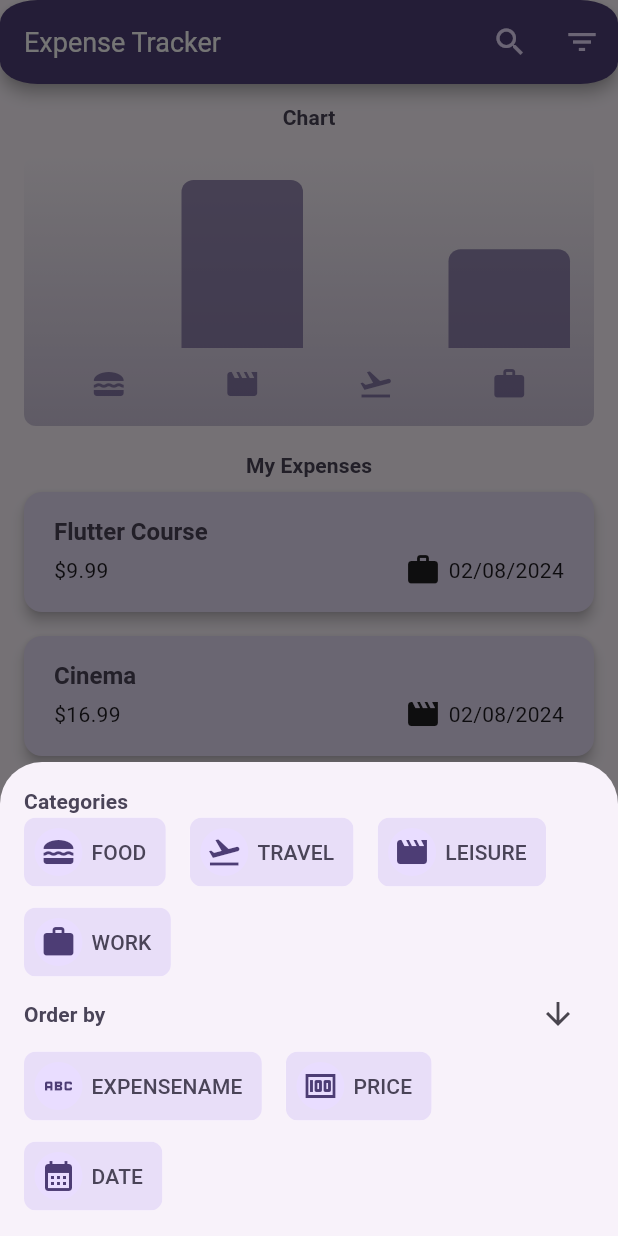
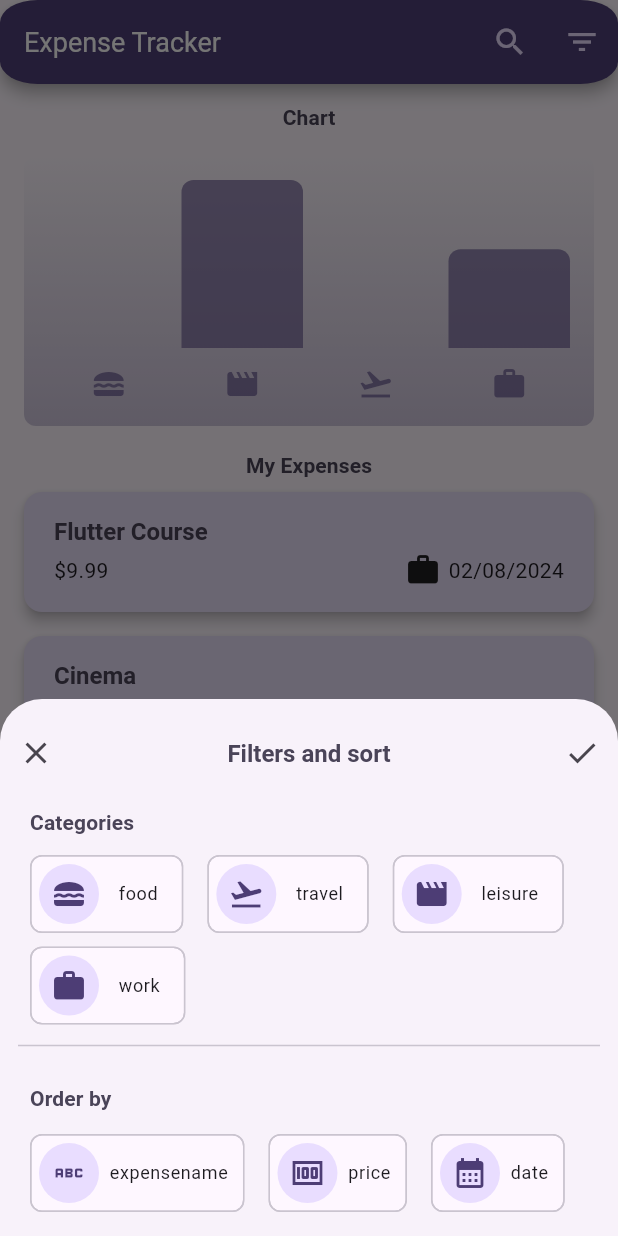
Before and after one commit to edoremo00/FlutterCourse, a Flutter app: the screen it shows after launch, after a tap on the "filter list" icon, on a phone screen of 412 x 824 dp. Run offline on Flutter 3.47's test engine with Material 3 defaults, Android fonts, the light colour scheme and no system bars; our stand-ins replace google_fonts; Roboto replaces fonts that are missing (Ubuntu).

Commit message:
- Widget per filtrare è stato mosso in un widget statful separato(filters) - piccoli aggiustamenti UI pagina filtri e pagina per aggiungere nuove spese

```diff
--- a/lib/expenses.dart
+++ b/lib/expenses.dart
@@ -2,6 +2,7 @@ import 'package:expensetracker/models/sorting.dart';
 import 'package:expensetracker/widgets/chart/chart.dart';
 import 'package:expensetracker/widgets/expenses-list/expenses_list.dart';
 import 'package:expensetracker/models/expense.dart';
+import 'package:expensetracker/widgets/filters.dart';
 import 'package:expensetracker/widgets/new_expense.dart';
 import 'package:expensetracker/widgets/global_snackbar.dart';
 import 'package:expensetracker/widgets/searchpage.dart';
@@ -155,87 +156,7 @@ class _ExpensesState extends State<Expenses> {
       isScrollControlled: true,
       isDismissible: true,
       context: context,
-      builder: (ctx) => Padding(
-        padding: const EdgeInsets.all(16.0),
-        child: Column(
-          mainAxisSize: MainAxisSize.min,
-          crossAxisAlignment: CrossAxisAlignment.stretch,
-          children: [
-            Text("Categories",style: Theme.of(context).textTheme.titleSmall),
-            SingleChildScrollView(
-              scrollDirection: Axis.vertical,
-              clipBehavior: Clip.hardEdge,
-              child: Wrap(
-                spacing: 16,
-                runSpacing: 12,
-                children: [
-                  ...categoryIcons.entries.map((entry) {
-                    return ChoiceChip(
-                      showCheckmark: false,
-                      selected: true, //_selectedCategory==entry.key,
-                      onSelected: (_) {
-                        // setState(() {
-                        //   _selectedCategory=entry.key;
-                        // });
-                      },
-                      padding: const EdgeInsets.all(6),
-                      labelPadding: const EdgeInsets.all(6),
-                      avatar: CircleAvatar(
-                        child: Icon(entry.value),
-                      ),
-                      label: Text(
-                        entry.key.name.toUpperCase(),
-                      ),
-                    );
-                  }),
-                ],
-              ),
-            ),
-            Row(
-              mainAxisAlignment: MainAxisAlignment.spaceBetween,
-              children: [
-                Text("Order by",style: Theme.of(context).textTheme.titleSmall),
-                IconButton(onPressed: (){
-                  //TODO FIX ICON SORTING THIS WILL BE FIXED ONCE I MOVE THIS CODE IN A SEPARATE STATEFUL WIDGET
-                  setState(() {
-                   defaultSortdir=defaultSortdir==SortDirection.up.name ? SortDirection.down.name : SortDirection.up.name;
-                  });
-                }, icon: defaultSortdir==SortDirection.up.name ? Icon(Icons.arrow_upward): Icon(Icons.arrow_downward),),
-              ],
-            ),
-             SingleChildScrollView(
-              scrollDirection: Axis.vertical,
-              clipBehavior: Clip.hardEdge,
-              child: Wrap(
-                spacing: 16,
-                runSpacing: 12,
-                children: [
-                  ...sortingIcons.entries.map((entry) {
-                    return ChoiceChip(
-                      showCheckmark: false,
-                      selected: true, //_selectedCategory==entry.key,
-                      onSelected: (_) {
-                        // setState(() {
-                        //   _selectedCategory=entry.key;
-                        // });
-                      },
-                      padding: const EdgeInsets.all(6),
-                      labelPadding: const EdgeInsets.all(6),
-                      avatar: CircleAvatar(
-                        child: Icon(entry.value),
-                      ),
-                      label: Text(
-                        entry.key.name.toUpperCase(),
-                      ),
-                    );
-                  }),
-                ],
-              ),
-            ),
-
-          ],
-        ),
-      ),
+      builder: (ctx) => FiltersWidget()
     );
   }
 
--- a/lib/models/category.dart
+++ b/lib/models/category.dart
@@ -7,5 +7,5 @@ const categoryIcons={
   Category.food:Icons.lunch_dining,
   Category.travel:Icons.flight_takeoff,
   Category.leisure:Icons.movie,
-  Category.work:Icons.work
+  Category.work:Icons.work,
 };
--- /dev/null
+++ b/lib/models/filter.dart
@@ -0,0 +1,11 @@
+import 'package:expensetracker/expenses.dart';
+import 'package:expensetracker/models/category.dart';
+import 'package:expensetracker/models/sorting.dart';
+
+class Filter{
+   Category? category;
+   Sorting? sorting;
+   SortDirection? sortDirection;
+
+   Filter({this.category,this.sorting,this.sortDirection});
+}
--- /dev/null
+++ b/lib/widgets/filters.dart
@@ -0,0 +1,151 @@
+import 'package:expensetracker/expenses.dart';
+import 'package:expensetracker/models/category.dart';
+import 'package:expensetracker/models/sorting.dart';
+import 'package:flutter/material.dart';
+
+class FiltersWidget extends StatefulWidget {
+  const FiltersWidget({super.key});
+
+  @override
+  State<StatefulWidget> createState() {
+    return FiltersWidgetstate();
+  }
+}
+
+class FiltersWidgetstate extends State<FiltersWidget> {
+  String defaultSortdir = SortDirection.up.name;
+  Category? _selectedCategory;
+  Sorting? _selectedSorting;
+  @override
+  Widget build(BuildContext context) {
+    return Column(
+      mainAxisSize: MainAxisSize.min,
+      crossAxisAlignment: CrossAxisAlignment.stretch,
+      children: [
+        Container(
+          padding: const EdgeInsets.symmetric(vertical: 12),
+          child: Row(
+            children: [
+              IconButton(
+                onPressed: () {},
+                icon: const Icon(Icons.close),
+              ),
+              const Spacer(),
+              Text("Filters and sort",
+                  style: Theme.of(context).textTheme.titleLarge),
+              const Spacer(),
+              IconButton(
+                onPressed: () {},
+                icon: const Icon(Icons.check),
+              ),
+            ],
+          ),
+        ),
+        Container(
+          margin: const EdgeInsets.only(bottom: 6, left: 20),
+          child:
+              Text("Categories", style: Theme.of(context).textTheme.titleSmall),
+        ),
+        Container(
+          padding: const EdgeInsets.symmetric(vertical: 6, horizontal: 20),
+          //nel caso in cui io abbia più categorie limita altezza bottomsheet e metti scroll
+          constraints: const BoxConstraints(maxHeight: 250),
+          child: SingleChildScrollView(
+            scrollDirection: Axis.vertical,
+            child: Wrap(
+              spacing: 16,
+              runSpacing: 9,
+              children: [
+                ...categoryIcons.entries.map((entry) {
+                  return ChoiceChip(
+                    showCheckmark: false,
+                    selected: _selectedCategory == entry.key,
+                    onSelected: (_) {
+                      setState(() {
+                        _selectedCategory = entry.key;
+                      });
+                    },
+                    padding: const EdgeInsets.all(4),
+                    labelPadding:
+                        const EdgeInsets.symmetric(horizontal: 12, vertical: 9),
+                    avatar: CircleAvatar(
+                      child: Icon(entry.value),
+                    ),
+                    label: Text(
+                      style: Theme.of(context).textTheme.bodySmall,
+                      entry.key.name,
+                    ),
+                  );
+                }),
+              ],
+            ),
+          ),
+        ),
+        const Divider(
+          indent: 12,
+          endIndent: 12,
+        ),
+        Container(
+          margin: const EdgeInsets.only(top: 3),
+          padding: const EdgeInsets.symmetric(vertical: 0, horizontal: 20),
+          child: Row(
+            mainAxisAlignment: MainAxisAlignment.spaceBetween,
+            children: [
+              Text("Order by", style: Theme.of(context).textTheme.titleSmall),
+              Opacity(
+                opacity: _selectedSorting != null ? 1 : 0,
+                child: IconButton(
+                  onPressed: () {
+                    setState(() {
+                      defaultSortdir = defaultSortdir == SortDirection.up.name
+                          ? SortDirection.down.name
+                          : SortDirection.up.name;
+                    });
+                  },
+                  icon: defaultSortdir == SortDirection.up.name
+                      ? const Icon(Icons.arrow_upward)
+                      : const Icon(Icons.arrow_downward),
+                ),
+              ),
+            ],
+          ),
+        ),
+        Container(
+          padding: const EdgeInsets.symmetric(vertical: 0, horizontal: 20),
+          margin: const EdgeInsets.only(bottom: 16),
+          child: SingleChildScrollView(
+            scrollDirection: Axis.vertical,
+            clipBehavior: Clip.hardEdge,
+            child: Wrap(
+              spacing: 16,
+              runSpacing: 9,
+              children: [
+                ...sortingIcons.entries.map((entry) {
+                  return ChoiceChip(
+                    showCheckmark: false,
+                    selected: _selectedSorting == entry.key,
+                    onSelected: (_) {
+                      setState(() {
+                        _selectedSorting = entry.key;
+                      });
+                    },
+                    padding: const EdgeInsets.all(4),
+                    labelPadding:
+                        const EdgeInsets.symmetric(horizontal: 6, vertical: 9),
+                    avatar: CircleAvatar(
+                      child: Icon(entry.value),
+                    ),
+                    label: Text(
+                      style: Theme.of(context).textTheme.bodySmall,
+                      entry.key.name,
+                    ),
+                  );
+                }),
+              ],
+            ),
+          ),
+        ),
+      ],
+    );
+  }
+}
--- a/lib/widgets/new_expense.dart
+++ b/lib/widgets/new_expense.dart
@@ -261,7 +261,7 @@ class _NewExpenseState extends State<NewExpense> {
               ),
               const SizedBox(height: 32),
               SingleChildScrollView(scrollDirection: Axis.horizontal,clipBehavior: Clip.hardEdge,child: Wrap(
-                spacing: 16,
+                spacing: 12,
                 children: [
                   ...categoryIcons.entries.map(
                     (entry) {
@@ -273,10 +273,12 @@ class _NewExpenseState extends State<NewExpense> {
                           _selectedCategory=entry.key;
                         });
                       },
-                      padding: const EdgeInsets.all(6),
-                      labelPadding: const EdgeInsets.all(6),
+                      padding: const EdgeInsets.all(4),
+                      labelPadding: const EdgeInsets.symmetric(horizontal: 6,vertical: 9),
+                      // padding: const EdgeInsets.all(6),
+                      // labelPadding: const EdgeInsets.all(6),
                       avatar: CircleAvatar(child: Icon(entry.value),),
-                      label: Text(entry.key.name.toUpperCase(),),
+                      label: Text(entry.key.name,style: Theme.of(context).textTheme.bodySmall,),
                     );}
 
                   ),
@@ -315,15 +317,4 @@ class _NewExpenseState extends State<NewExpense> {
     );
   }
 
-  // void setBottompadding(){
-  //   var currentBottompadding=MediaQuery.of(context).viewInsets.bottom;
-  //   Function shouldBottompaddingChange=(double padding){
-  //     double result=(currentBottompadding>padding && currentBottompadding !=0.0) ? currentBottompadding : padding;
-  //     previousPadding=result;
-  //     if(result==padding) return currentBottompadding;
-  //     return result;
-  //   };
-  //   previousPadding=shouldBottompaddingChange(previousPadding);
-
-  // }
 }
```
